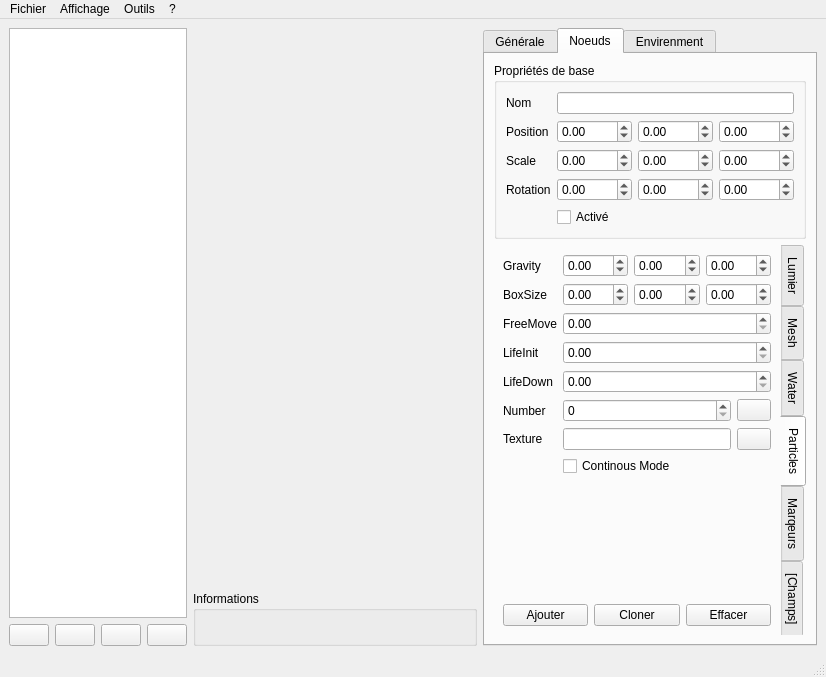
First picture: the form in sources/interface.ui, repository b4n92uid/theball-editor, before the edit.
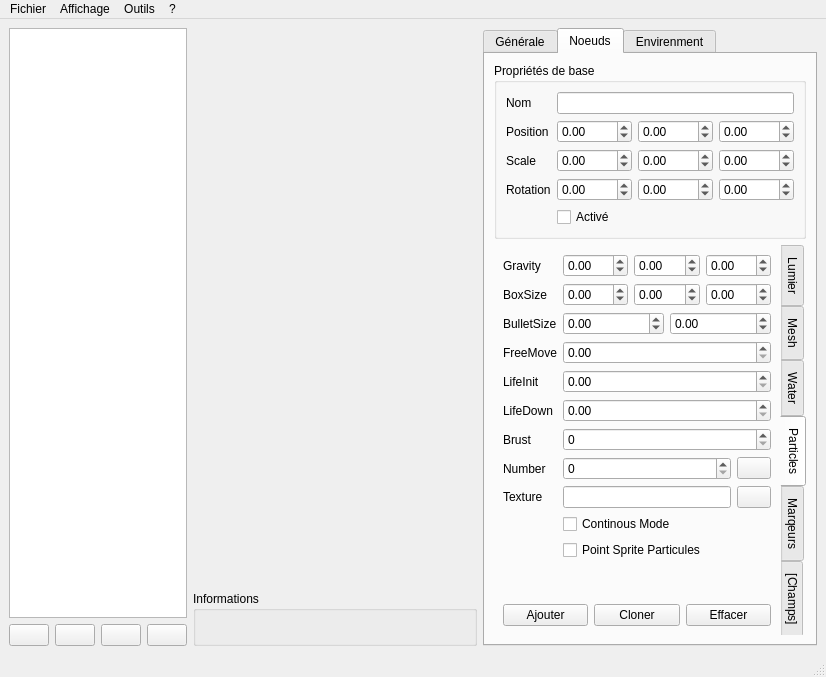
Second picture: the form after the edit. The open tabs and pages were chosen to show the change. Icons and pictures are not drawn. Custom widgets are drawn as their Qt base class.

Commit message: Imp: Support the new fields of Partciels

```diff
--- a/sources/interface.ui
+++ b/sources/interface.ui
@@ -987,6 +987,9 @@
             <item>
              <widget class="QWidget" name="widget" native="true">
               <layout class="QFormLayout" name="formLayout_7">
+               <property name="fieldGrowthPolicy">
+                <enum>QFormLayout::AllNonFixedFieldsGrow</enum>
+               </property>
                <property name="margin">
                 <number>0</number>
                </property>
@@ -1031,56 +1034,163 @@
                  </item>
                 </layout>
                </item>
+               <item row="1" column="0">
+                <widget class="QLabel" name="label_30">
+                 <property name="text">
+                  <string>BoxSize</string>
+                 </property>
+                </widget>
+               </item>
+               <item row="1" column="1">
+                <layout class="QHBoxLayout" name="horizontalLayout_27">
+                 <item>
+                  <widget class="QDoubleSpinBox" name="node_particles_boxsize_x">
+                   <property name="minimum">
+                    <double>-99.000000000000000</double>
+                   </property>
+                   <property name="singleStep">
+                    <double>0.100000000000000</double>
+                   </property>
+                  </widget>
+                 </item>
+                 <item>
+                  <widget class="QDoubleSpinBox" name="node_particles_boxsize_y">
+                   <property name="minimum">
+                    <double>-99.000000000000000</double>
+                   </property>
+                   <property name="singleStep">
+                    <double>0.100000000000000</double>
+                   </property>
+                  </widget>
+                 </item>
+                 <item>
+                  <widget class="QDoubleSpinBox" name="node_particles_boxsize_z">
+                   <property name="minimum">
+                    <double>-99.000000000000000</double>
+                   </property>
+                   <property name="singleStep">
+                    <double>0.100000000000000</double>
+                   </property>
+                  </widget>
+                 </item>
+                </layout>
+               </item>
                <item row="2" column="0">
+                <widget class="QLabel" name="label_37">
+                 <property name="text">
+                  <string>BulletSize</string>
+                 </property>
+                </widget>
+               </item>
+               <item row="2" column="1">
+                <layout class="QHBoxLayout" name="horizontalLayout_33">
+                 <item>
+                  <widget class="QDoubleSpinBox" name="node_particles_bulletsize_x">
+                   <property name="minimum">
+                    <double>-99.000000000000000</double>
+                   </property>
+                   <property name="singleStep">
+                    <double>0.100000000000000</double>
+                   </property>
+                  </widget>
+                 </item>
+                 <item>
+                  <widget class="QDoubleSpinBox" name="node_particles_bulletsize_y">
+                   <property name="minimum">
+                    <double>-99.000000000000000</double>
+                   </property>
+                   <property name="singleStep">
+                    <double>0.100000000000000</double>
+                   </property>
+                  </widget>
+                 </item>
+                </layout>
+               </item>
+               <item row="3" column="0">
                 <widget class="QLabel" name="label_21">
                  <property name="text">
                   <string>FreeMove</string>
                  </property>
                 </widget>
                </item>
-               <item row="2" column="1">
+               <item row="3" column="1">
                 <widget class="QDoubleSpinBox" name="node_particles_freemove">
                  <property name="singleStep">
                   <double>0.100000000000000</double>
                  </property>
                 </widget>
                </item>
-               <item row="3" column="0">
+               <item row="4" column="0">
                 <widget class="QLabel" name="label_23">
                  <property name="text">
                   <string>LifeInit</string>
                  </property>
                 </widget>
                </item>
-               <item row="3" column="1">
+               <item row="4" column="1">
                 <widget class="QDoubleSpinBox" name="node_particles_lifeinit">
                  <property name="singleStep">
                   <double>0.100000000000000</double>
                  </property>
                 </widget>
                </item>
-               <item row="4" column="0">
+               <item row="6" column="0">
                 <widget class="QLabel" name="label_24">
                  <property name="text">
                   <string>LifeDown</string>
                  </property>
                 </widget>
                </item>
-               <item row="5" column="0">
+               <item row="6" column="1">
+                <widget class="QDoubleSpinBox" name="node_particles_lifedown">
+                 <property name="singleStep">
+                  <double>0.100000000000000</double>
+                 </property>
+                </widget>
+               </item>
+               <item row="8" column="0">
                 <widget class="QLabel" name="label_25">
                  <property name="text">
                   <string>Number</string>
                  </property>
                 </widget>
                </item>
-               <item row="6" column="0">
+               <item row="8" column="1">
+                <layout class="QHBoxLayout" name="horizontalLayout" stretch="5,1">
+                 <item>
+                  <widget class="QSpinBox" name="node_particles_number">
+                   <property name="maximum">
+                    <number>9999</number>
+                   </property>
+                  </widget>
+                 </item>
+                 <item>
+                  <widget class="QPushButton" name="node_particles_build">
+                   <property name="sizePolicy">
+                    <sizepolicy hsizetype="Ignored" vsizetype="Fixed">
+                     <horstretch>0</horstretch>
+                     <verstretch>0</verstretch>
+                    </sizepolicy>
+                   </property>
+                   <property name="text">
+                    <string/>
+                   </property>
+                   <property name="icon">
+                    <iconset resource="ressource.qrc">
+                     <normaloff>:/Icons/icons/cog.png</normaloff>:/Icons/icons/cog.png</iconset>
+                   </property>
+                  </widget>
+                 </item>
+                </layout>
+               </item>
+               <item row="9" column="0">
                 <widget class="QLabel" name="label_26">
                  <property name="text">
                   <string>Texture</string>
                  </property>
                 </widget>
                </item>
-               <item row="6" column="1">
+               <item row="9" column="1">
                 <layout class="QHBoxLayout" name="horizontalLayout_23" stretch="5,1">
                  <item>
                   <widget class="QLineEdit" name="node_particles_texture"/>
@@ -1104,89 +1214,30 @@
                  </item>
                 </layout>
                </item>
-               <item row="7" column="1">
-                <widget class="QCheckBox" name="node_particles_continousmide">
+               <item row="10" column="1">
+                <widget class="QCheckBox" name="node_particles_continousmode">
                  <property name="text">
                   <string>Continous Mode</string>
                  </property>
                 </widget>
                </item>
-               <item row="4" column="1">
-                <widget class="QDoubleSpinBox" name="node_particles_lifedown">
-                 <property name="singleStep">
-                  <double>0.100000000000000</double>
+               <item row="11" column="1">
+                <widget class="QCheckBox" name="node_particles_pointsprite">
+                 <property name="text">
+                  <string>Point Sprite Particules</string>
                  </property>
                 </widget>
                </item>
-               <item row="5" column="1">
-                <layout class="QHBoxLayout" name="horizontalLayout" stretch="5,1">
-                 <item>
-                  <widget class="QSpinBox" name="node_particles_number">
-                   <property name="maximum">
-                    <number>9999</number>
-                   </property>
-                  </widget>
-                 </item>
-                 <item>
-                  <widget class="QPushButton" name="node_particles_build">
-                   <property name="sizePolicy">
-                    <sizepolicy hsizetype="Ignored" vsizetype="Fixed">
-                     <horstretch>0</horstretch>
-                     <verstretch>0</verstretch>
-                    </sizepolicy>
-                   </property>
-                   <property name="text">
-                    <string/>
-                   </property>
-                   <property name="icon">
-                    <iconset resource="ressource.qrc">
-                     <normaloff>:/Icons/icons/cog.png</normaloff>:/Icons/icons/cog.png</iconset>
-                   </property>
-                  </widget>
-                 </item>
-                </layout>
+               <item row="7" column="1">
+                <widget class="QSpinBox" name="node_particles_brust"/>
                </item>
-               <item row="1" column="0">
-                <widget class="QLabel" name="label_30">
+               <item row="7" column="0">
+                <widget class="QLabel" name="label_38">
                  <property name="text">
-                  <string>BoxSize</string>
+                  <string>Brust</string>
                  </property>
                 </widget>
                </item>
-               <item row="1" column="1">
-                <layout class="QHBoxLayout" name="horizontalLayout_27">
-                 <item>
-                  <widget class="QDoubleSpinBox" name="node_particles_boxsize_x">
-                   <property name="minimum">
-                    <double>-99.000000000000000</double>
-                   </property>
-                   <property name="singleStep">
-                    <double>0.100000000000000</double>
-                   </property>
-                  </widget>
-                 </item>
-                 <item>
-                  <widget class="QDoubleSpinBox" name="node_particles_boxsize_y">
-                   <property name="minimum">
-                    <double>-99.000000000000000</double>
-                   </property>
-                   <property name="singleStep">
-                    <double>0.100000000000000</double>
-                   </property>
-                  </widget>
-                 </item>
-                 <item>
-                  <widget class="QDoubleSpinBox" name="node_particles_boxsize_z">
-                   <property name="minimum">
-                    <double>-99.000000000000000</double>
-                   </property>
-                   <property name="singleStep">
-                    <double>0.100000000000000</double>
-                   </property>
-                  </widget>
-                 </item>
-                </layout>
-               </item>
               </layout>
              </widget>
             </item>
```
Left out of the diff: 2 changed lines with no effect on the pictures. The commit also changes 4 other files.
